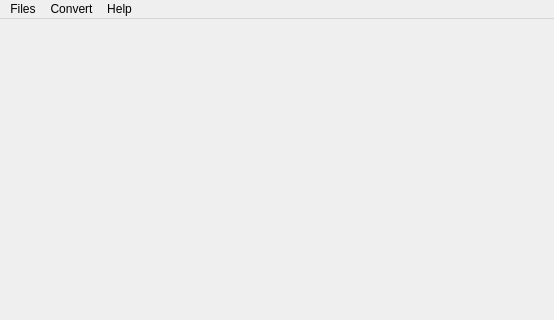
First picture: the form in hdf5-import/drishtiimport.ui, repository TheProjecter/drishtislicer, before the edit; both pictures show x 0 to 554 and y 0 to 320 of the 554 by 550 pixel window.
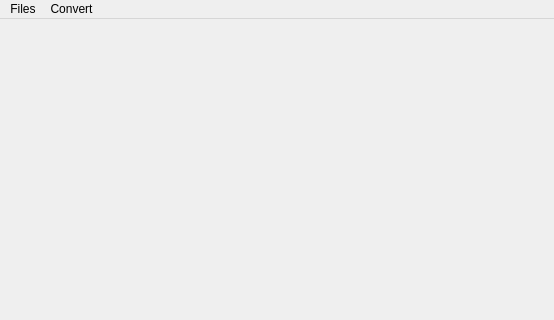
Second picture: the form after the edit.

```diff
--- a/hdf5-import/drishtiimport.ui
+++ b/hdf5-import/drishtiimport.ui
@@ -22,7 +22,7 @@
      <x>0</x>
      <y>0</y>
      <width>554</width>
-     <height>25</height>
+     <height>24</height>
     </rect>
    </property>
    <widget class="QMenu" name="menuFiles">
@@ -57,12 +57,6 @@
     <addaction name="separator"/>
     <addaction name="actionExit"/>
    </widget>
-   <widget class="QMenu" name="menuHelp">
-    <property name="title">
-     <string>Help</string>
-    </property>
-    <addaction name="actionHelp"/>
-   </widget>
    <widget class="QMenu" name="menuConvert">
     <property name="toolTip">
      <string>Convert old style .pvl.nc file to new style.</string>
@@ -77,7 +71,6 @@
    </widget>
    <addaction name="menuFiles"/>
    <addaction name="menuConvert"/>
-   <addaction name="menuHelp"/>
   </widget>
   <widget class="QStatusBar" name="statusbar"/>
   <action name="actionRAW">
```
Left out of the diff: 11 changed lines with no effect on the pictures.
